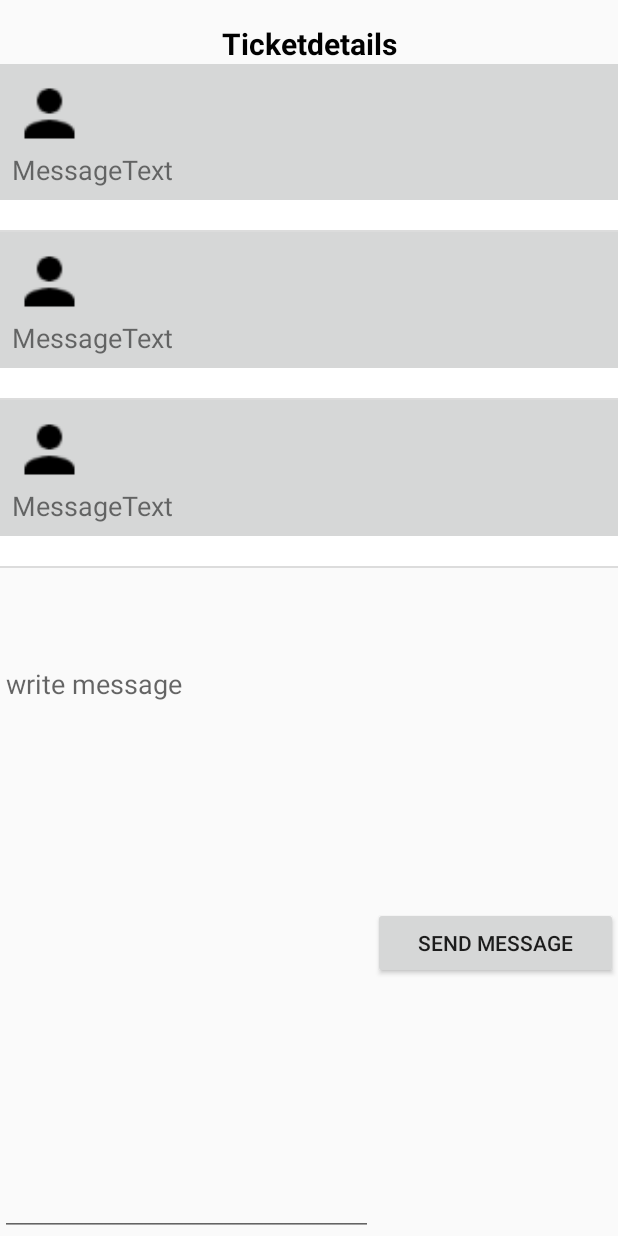
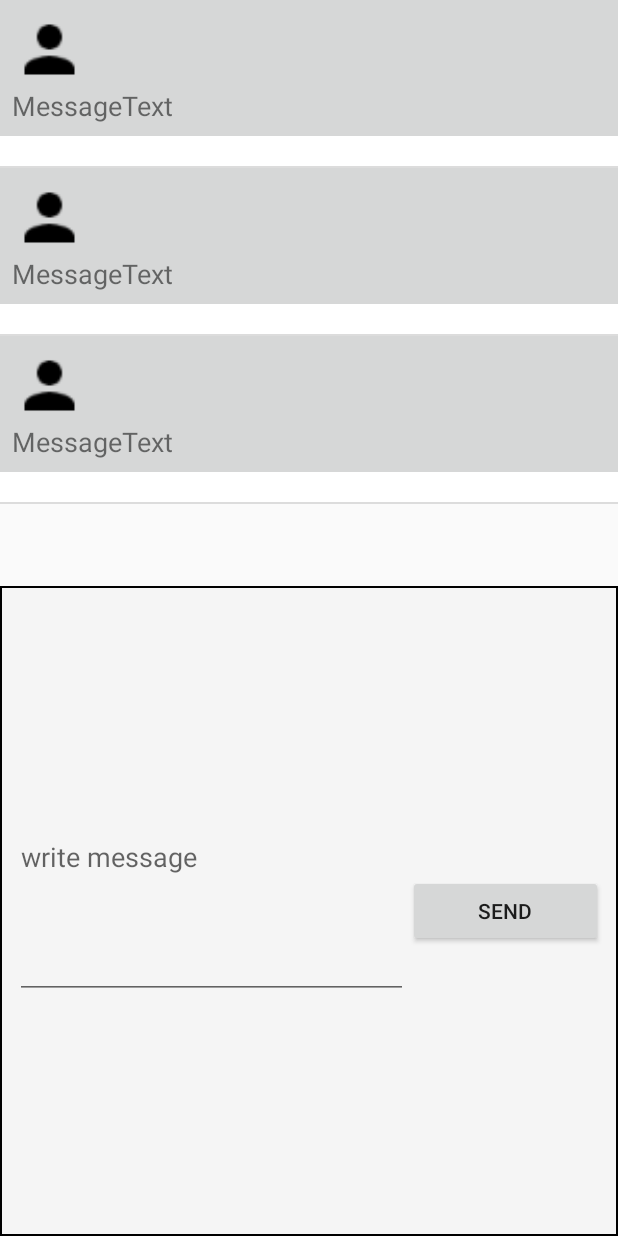
Before and after one commit to TheKeymaster/support-tool-android-app, an Android app: the layout fragment_ticket_detail.xml on its own in the app's theme, with its tools: preview values and no code run, on a phone screen of 412 x 824 dp. Run offline under Robolectric (Android 15) with nearby library versions, the phone set to English and light mode, and no system bars.

Commit message:
Change Ticket detail message part to constraint layout --> when typing in navigationbar is not above the keyboard

```diff
--- a/app/src/main/res/layout/fragment_ticket_detail.xml
+++ b/app/src/main/res/layout/fragment_ticket_detail.xml
@@ -1,5 +1,6 @@
 <?xml version="1.0" encoding="utf-8"?>
 <LinearLayout xmlns:android="http://schemas.android.com/apk/res/android"
+    xmlns:app="http://schemas.android.com/apk/res-auto"
     xmlns:tools="http://schemas.android.com/tools"
     android:layout_width="match_parent"
     android:layout_height="match_parent"
@@ -8,17 +9,6 @@
     android:padding="0dp"
     tools:context=".TicketDetailFragment">
 
-    <TextView
-        android:id="@+id/txtHeaderTicketDetail"
-        android:layout_width="match_parent"
-        android:layout_height="wrap_content"
-        android:gravity="center_horizontal"
-        android:paddingTop="15dp"
-        android:text="Ticketdetails"
-        android:textColor="@android:color/black"
-        android:textSize="20sp"
-        android:textStyle="bold" />
-
     <ListView
         android:id="@+id/messageList"
         android:layout_width="match_parent"
@@ -26,32 +16,40 @@
         android:layout_weight="0"
         tools:listitem="@layout/ticket_detail_row" />
 
-    <LinearLayout
+    <android.support.constraint.ConstraintLayout
+        android:id="@+id/linearLayout2"
         android:layout_width="match_parent"
+
         android:layout_height="match_parent"
-
+        android:layout_gravity="bottom"
         android:layout_marginTop="15dp"
-        android:orientation="horizontal"
-        android:padding="0dp">
+        android:background="@drawable/border_style">
 
         <EditText
             android:id="@+id/txtDMessage"
-            android:layout_width="wrap_content"
-            android:layout_height="match_parent"
-            android:layout_weight="1"
+            android:layout_width="262dp"
+            android:layout_height="117dp"
             android:ems="10"
             android:gravity="top"
             android:hint="write message"
-            android:inputType="textMultiLine" />
+            android:inputType="textMultiLine"
+            app:layout_constraintBottom_toBottomOf="parent"
+            app:layout_constraintEnd_toStartOf="@+id/btnSendMessage"
+            app:layout_constraintStart_toStartOf="parent"
+            app:layout_constraintTop_toTopOf="parent" />
 
         <Button
             android:id="@+id/btnSendMessage"
-            android:layout_width="wrap_content"
+            android:layout_width="0dp"
             android:layout_height="wrap_content"
-            android:layout_gravity="center_vertical"
-            android:layout_weight="1"
-            android:text="Send Message" />
-    </LinearLayout>
+            android:layout_marginTop="8dp"
+            android:layout_marginBottom="8dp"
+            android:text="Send"
+            app:layout_constraintBottom_toBottomOf="parent"
+            app:layout_constraintEnd_toEndOf="parent"
+            app:layout_constraintStart_toEndOf="@+id/txtDMessage"
+            app:layout_constraintTop_toTopOf="parent" />
+    </android.support.constraint.ConstraintLayout>
 
 
 
```
